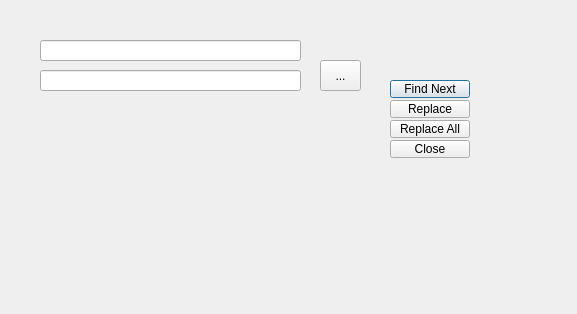
Old version of the form SearchDialog.ui in the repository NoMansQuest/VisualLinkerScript.
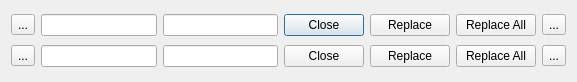
New version of the form. Icons and pictures are not drawn.

Commit message: Styling update and UI modelling

The edit to the form file:
```diff
--- a/SearchDialog.ui
+++ b/SearchDialog.ui
@@ -7,97 +7,144 @@
     <x>0</x>
     <y>0</y>
     <width>577</width>
-    <height>314</height>
+    <height>82</height>
    </rect>
   </property>
   <property name="windowTitle">
    <string>Dialog</string>
   </property>
-  <widget class="QPushButton" name="pushButton">
-   <property name="geometry">
-    <rect>
-     <x>390</x>
-     <y>80</y>
-     <width>80</width>
-     <height>18</height>
-    </rect>
-   </property>
+  <layout class="QVBoxLayout" name="verticalLayout">
+   <item>
+    <layout class="QHBoxLayout" name="horizontalLayout">
+     <item>
+      <widget class="QToolButton" name="closeButton_2">
+       <property name="text">
+        <string>...</string>
+       </property>
+       <property name="icon">
+        <iconset resource="Resources.qrc">
+         <normaloff>:/resources/Images/close-sm-svgrepo-com.svg</normaloff>:/resources/Images/close-sm-svgrepo-com.svg</iconset>
+       </property>
+       <property name="iconSize">
+        <size>
+         <width>24</width>
+         <height>24</height>
+        </size>
+       </property>
+      </widget>
+     </item>
+     <item>
+      <widget class="QLineEdit" name="lineEdit_2"/>
+     </item>
+     <item>
+      <widget class="QLineEdit" name="lineEdit"/>
+     </item>
+     <item>
+      <widget class="QPushButton" name="pushButton_4">
    <property name="text">
-    <string>Find Next</string>
-   </property>
-  </widget>
+        <string>Close</string>
+       </property>
+      </widget>
+     </item>
+     <item>
   <widget class="QPushButton" name="pushButton_2">
-   <property name="geometry">
-    <rect>
-     <x>390</x>
-     <y>100</y>
-     <width>80</width>
-     <height>18</height>
-    </rect>
-   </property>
    <property name="text">
     <string>Replace</string>
    </property>
   </widget>
+     </item>
+     <item>
   <widget class="QPushButton" name="pushButton_3">
-   <property name="geometry">
-    <rect>
-     <x>390</x>
-     <y>120</y>
-     <width>80</width>
-     <height>18</height>
-    </rect>
-   </property>
    <property name="text">
     <string>Replace All</string>
    </property>
   </widget>
-  <widget class="QPushButton" name="pushButton_4">
-   <property name="geometry">
-    <rect>
-     <x>390</x>
-     <y>140</y>
-     <width>80</width>
-     <height>18</height>
-    </rect>
-   </property>
+     </item>
+     <item>
+      <widget class="QToolButton" name="closeButton">
+       <property name="text">
+        <string>...</string>
+       </property>
+       <property name="icon">
+        <iconset resource="Resources.qrc">
+         <normaloff>:/resources/Images/close-sm-svgrepo-com.svg</normaloff>:/resources/Images/close-sm-svgrepo-com.svg</iconset>
+       </property>
+       <property name="iconSize">
+        <size>
+         <width>24</width>
+         <height>24</height>
+        </size>
+       </property>
+      </widget>
+     </item>
+    </layout>
+   </item>
+   <item>
+    <layout class="QHBoxLayout" name="horizontalLayout_2">
+     <item>
+      <widget class="QToolButton" name="closeButton_3">
+       <property name="text">
+        <string>...</string>
+       </property>
+       <property name="icon">
+        <iconset resource="Resources.qrc">
+         <normaloff>:/resources/Images/close-sm-svgrepo-com.svg</normaloff>:/resources/Images/close-sm-svgrepo-com.svg</iconset>
+       </property>
+       <property name="iconSize">
+        <size>
+         <width>24</width>
+         <height>24</height>
+        </size>
+       </property>
+      </widget>
+     </item>
+     <item>
+      <widget class="QLineEdit" name="lineEdit_3"/>
+     </item>
+     <item>
+      <widget class="QLineEdit" name="lineEdit_4"/>
+     </item>
+     <item>
+      <widget class="QPushButton" name="pushButton_5">
    <property name="text">
     <string>Close</string>
    </property>
   </widget>
-  <widget class="QLineEdit" name="lineEdit">
-   <property name="geometry">
-    <rect>
-     <x>40</x>
-     <y>40</y>
-     <width>261</width>
-     <height>21</height>
-    </rect>
-   </property>
-  </widget>
-  <widget class="QLineEdit" name="lineEdit_2">
-   <property name="geometry">
-    <rect>
-     <x>40</x>
-     <y>70</y>
-     <width>261</width>
-     <height>21</height>
-    </rect>
-   </property>
-  </widget>
-  <widget class="QToolButton" name="toolButton">
-   <property name="geometry">
-    <rect>
-     <x>320</x>
-     <y>60</y>
-     <width>41</width>
-     <height>31</height>
-    </rect>
-   </property>
+     </item>
+     <item>
+      <widget class="QPushButton" name="pushButton_6">
+       <property name="text">
+        <string>Replace</string>
+       </property>
+      </widget>
+     </item>
+     <item>
+      <widget class="QPushButton" name="pushButton_7">
+       <property name="text">
+        <string>Replace All</string>
+       </property>
+      </widget>
+     </item>
+     <item>
+      <widget class="QToolButton" name="closeButton_4">
    <property name="text">
     <string>...</string>
    </property>
-  </widget>
+       <property name="icon">
+        <iconset resource="Resources.qrc">
+         <normaloff>:/resources/Images/close-sm-svgrepo-com.svg</normaloff>:/resources/Images/close-sm-svgrepo-com.svg</iconset>
+       </property>
+       <property name="iconSize">
+        <size>
+         <width>24</width>
+         <height>24</height>
+        </size>
+       </property>
+      </widget>
+     </item>
+    </layout>
+   </item>
+  </layout>
  </widget>
  <resources/>
  <connections/>
```
Left out of the diff: 4 changed lines with no effect on the pictures. Lines whose indentation alone changed are shown as unchanged. The commit also changes 5 other files.
